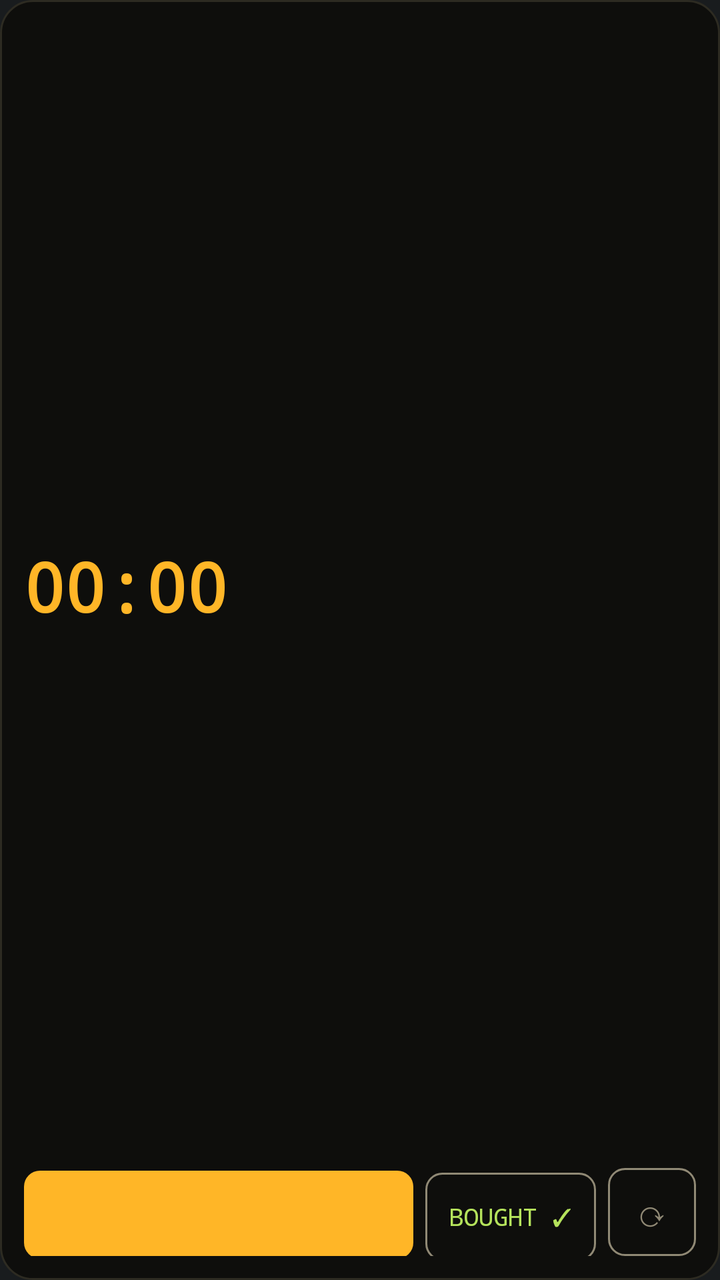
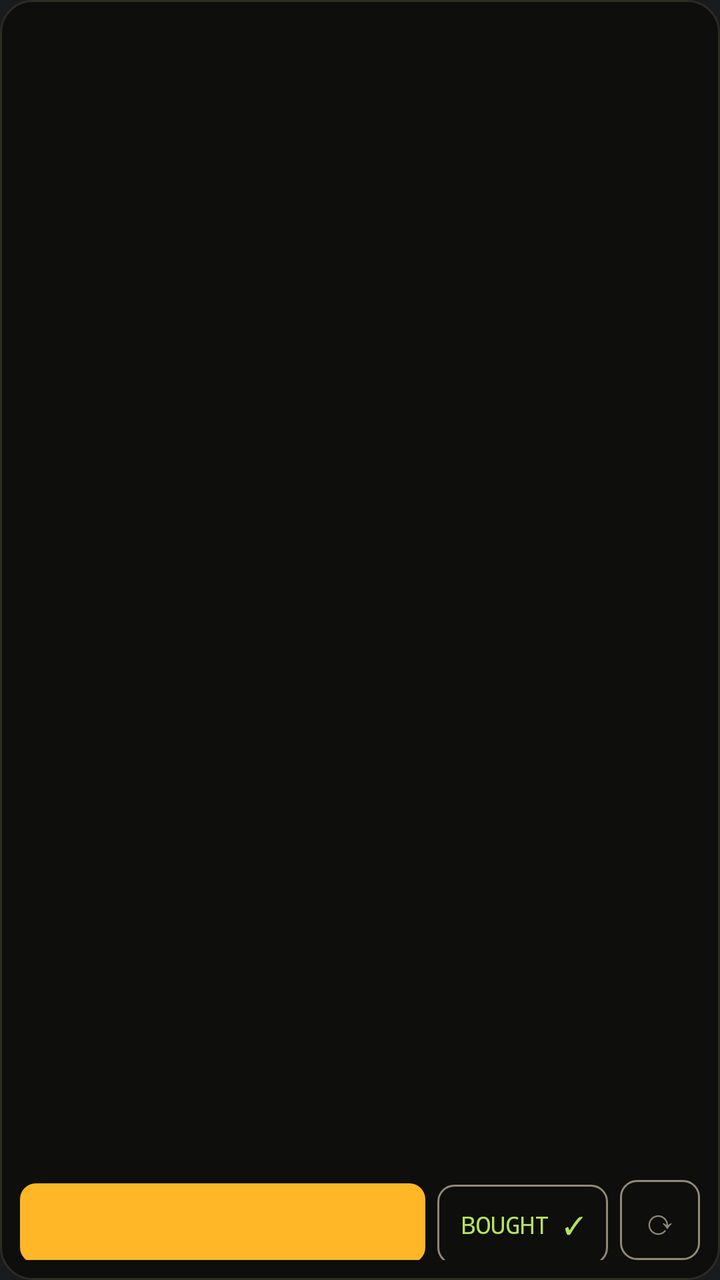

The first picture is an Android layout as it rendered before a commit; the second is the same layout after the commit. The layout source and the unified diff follow.
<!-- AndroidManifest.xml: application theme android:Theme.DeviceDefault.NoActionBar -->
<!-- res/layout/widget.xml -->
<?xml version="1.0" encoding="utf-8"?>
<LinearLayout xmlns:android="http://schemas.android.com/apk/res/android"
    android:layout_width="match_parent" android:layout_height="match_parent"
    android:background="@drawable/widget_bg" android:orientation="vertical" android:padding="12dp">

    <TextView android:id="@+id/title" android:layout_width="match_parent" android:layout_height="wrap_content"
        android:textColor="@color/dim" android:textSize="11sp" android:letterSpacing="0.12"
        android:fontFamily="monospace" android:maxLines="1" android:ellipsize="end" />

    <Chronometer android:id="@+id/countdown" android:layout_width="match_parent" android:layout_height="0dp"
        android:layout_weight="1" android:gravity="center_vertical" android:textColor="@color/amber"
        android:textSize="34sp" android:fontFamily="monospace" android:textStyle="bold" />

    <TextView android:id="@+id/sub" android:layout_width="match_parent" android:layout_height="wrap_content"
        android:textColor="@color/paper" android:textSize="12sp" android:fontFamily="monospace"
        android:maxLines="2" android:ellipsize="end" android:paddingBottom="8dp" />

    <LinearLayout android:layout_width="match_parent" android:layout_height="wrap_content" android:orientation="horizontal">
        <TextView android:id="@+id/primary" android:layout_width="0dp" android:layout_height="44dp"
            android:layout_weight="1" android:gravity="center" android:textSize="15sp" android:textStyle="bold"
            android:fontFamily="monospace" android:letterSpacing="0.1" android:background="@drawable/btn_amber" />
        <TextView android:id="@+id/bought" android:layout_width="wrap_content" android:layout_height="44dp"
            android:layout_marginStart="6dp" android:gravity="center" android:paddingHorizontal="12dp"
            android:text="BOUGHT ✓" android:textColor="@color/go" android:textSize="12sp" android:fontFamily="monospace"
            android:background="@drawable/btn_ghost" />
        <TextView android:id="@+id/refresh" android:layout_width="44dp" android:layout_height="44dp"
            android:layout_marginStart="6dp" android:gravity="center" android:text="⟳" android:textColor="@color/dim"
            android:textSize="18sp" android:background="@drawable/btn_ghost" />
    </LinearLayout>
</LinearLayout>
<!-- resources referenced by this layout -->
<resources>
  <color name="amber">#FFB627</color>
  <color name="dim">#908975</color>
  <color name="go">#B5E35C</color>
  <color name="paper">#EDE7D3</color>
  <!-- drawable btn_amber (drawable) -->
  <?xml version="1.0" encoding="utf-8"?>
  <shape xmlns:android="http://schemas.android.com/apk/res/android">
      <solid android:color="@color/amber" /><corners android:radius="8dp" />
  </shape>
  <!-- drawable btn_ghost (drawable) -->
  <?xml version="1.0" encoding="utf-8"?>
  <shape xmlns:android="http://schemas.android.com/apk/res/android">
      <solid android:color="@color/bg" /><corners android:radius="8dp" /><stroke android:width="1dp" android:color="@color/dim" />
  </shape>
  <!-- drawable widget_bg (drawable) -->
  <?xml version="1.0" encoding="utf-8"?>
  <shape xmlns:android="http://schemas.android.com/apk/res/android">
      <solid android:color="@color/bg" /><corners android:radius="16dp" /><stroke android:width="1dp" android:color="#2D2B22" />
  </shape>
  <color name="bg">#0E0E0C</color>
</resources>

<!-- the commit's change to res/layout/widget.xml (unified diff, before → after) -->
@@ -1,29 +1,25 @@
 <?xml version="1.0" encoding="utf-8"?>
 <LinearLayout xmlns:android="http://schemas.android.com/apk/res/android"
     android:layout_width="match_parent" android:layout_height="match_parent"
-    android:background="@drawable/widget_bg" android:orientation="vertical" android:padding="12dp">
+    android:background="@drawable/widget_bg" android:orientation="vertical" android:padding="10dp">
 
     <TextView android:id="@+id/title" android:layout_width="match_parent" android:layout_height="wrap_content"
         android:textColor="@color/dim" android:textSize="11sp" android:letterSpacing="0.12"
-        android:fontFamily="monospace" android:maxLines="1" android:ellipsize="end" />
+        android:fontFamily="monospace" android:maxLines="1" android:ellipsize="end" android:paddingBottom="4dp" />
 
-    <Chronometer android:id="@+id/countdown" android:layout_width="match_parent" android:layout_height="0dp"
-        android:layout_weight="1" android:gravity="center_vertical" android:textColor="@color/amber"
-        android:textSize="34sp" android:fontFamily="monospace" android:textStyle="bold" />
+    <LinearLayout android:id="@+id/rows" android:layout_width="match_parent" android:layout_height="0dp"
+        android:layout_weight="1" android:orientation="vertical" />
 
-    <TextView android:id="@+id/sub" android:layout_width="match_parent" android:layout_height="wrap_content"
-        android:textColor="@color/paper" android:textSize="12sp" android:fontFamily="monospace"
-        android:maxLines="2" android:ellipsize="end" android:paddingBottom="8dp" />
-
-    <LinearLayout android:layout_width="match_parent" android:layout_height="wrap_content" android:orientation="horizontal">
-        <TextView android:id="@+id/primary" android:layout_width="0dp" android:layout_height="44dp"
-            android:layout_weight="1" android:gravity="center" android:textSize="15sp" android:textStyle="bold"
+    <LinearLayout android:id="@+id/actions" android:layout_width="match_parent" android:layout_height="wrap_content"
+        android:orientation="horizontal" android:paddingTop="6dp">
+        <TextView android:id="@+id/primary" android:layout_width="0dp" android:layout_height="40dp"
+            android:layout_weight="1" android:gravity="center" android:textSize="14sp" android:textStyle="bold"
             android:fontFamily="monospace" android:letterSpacing="0.1" android:background="@drawable/btn_amber" />
-        <TextView android:id="@+id/bought" android:layout_width="wrap_content" android:layout_height="44dp"
+        <TextView android:id="@+id/bought" android:layout_width="wrap_content" android:layout_height="40dp"
             android:layout_marginStart="6dp" android:gravity="center" android:paddingHorizontal="12dp"
             android:text="BOUGHT ✓" android:textColor="@color/go" android:textSize="12sp" android:fontFamily="monospace"
             android:background="@drawable/btn_ghost" />
-        <TextView android:id="@+id/refresh" android:layout_width="44dp" android:layout_height="44dp"
+        <TextView android:id="@+id/refresh" android:layout_width="40dp" android:layout_height="40dp"
             android:layout_marginStart="6dp" android:gravity="center" android:text="⟳" android:textColor="@color/dim"
             android:textSize="18sp" android:background="@drawable/btn_ghost" />
     </LinearLayout>
<!-- resource entries referenced after the edit -->
@@ -3,7 +3,6 @@
   <color name="amber">#FFB627</color>
   <color name="dim">#908975</color>
   <color name="go">#B5E35C</color>
-  <color name="paper">#EDE7D3</color>
   <!-- drawable btn_amber (drawable) -->
   <?xml version="1.0" encoding="utf-8"?>
   <shape xmlns:android="http://schemas.android.com/apk/res/android">
